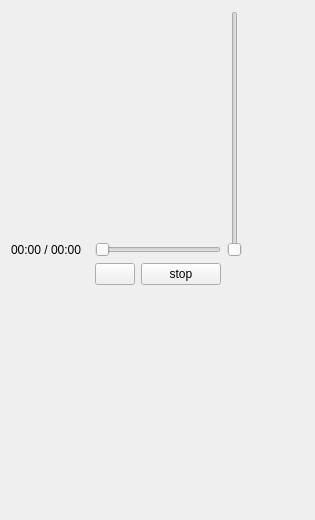
The window that form/audiosourcepanel.ui (Achestnuts/3D_audio) describes before a commit, drawn with Qt 5.
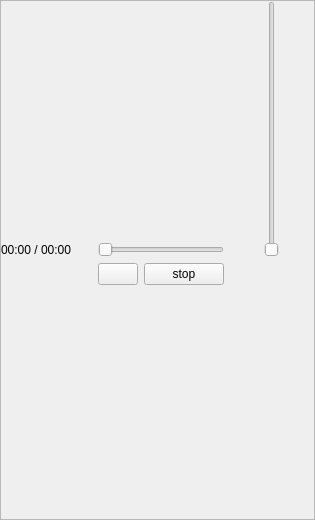
The same window after the commit. Icons and pictures are not drawn.

What changed in the file:
```diff
--- a/form/audiosourcepanel.ui
+++ b/form/audiosourcepanel.ui
@@ -14,8 +14,115 @@
    <string>Form</string>
   </property>
   <layout class="QGridLayout" name="gridLayout">
+   <property name="leftMargin">
+    <number>0</number>
+   </property>
+   <property name="topMargin">
+    <number>0</number>
+   </property>
+   <property name="rightMargin">
+    <number>0</number>
+   </property>
+   <property name="bottomMargin">
+    <number>0</number>
+   </property>
+   <property name="spacing">
+    <number>0</number>
+   </property>
+   <item row="2" column="6">
+    <widget class="QScrollArea" name="scrollArea">
+     <property name="widgetResizable">
+      <bool>true</bool>
+     </property>
+     <widget class="QWidget" name="scrollAreaWidgetContents">
+      <property name="geometry">
+       <rect>
+        <x>0</x>
+        <y>0</y>
+        <width>313</width>
+        <height>518</height>
+       </rect>
+      </property>
+      <layout class="QGridLayout" name="gridLayout_2">
+       <property name="leftMargin">
+        <number>0</number>
+       </property>
+       <property name="topMargin">
+        <number>0</number>
+       </property>
+       <property name="rightMargin">
+        <number>0</number>
+       </property>
+       <property name="bottomMargin">
+        <number>0</number>
+       </property>
+       <item row="0" column="1">
+        <spacer name="verticalSpacer_2">
+         <property name="orientation">
+          <enum>Qt::Orientation::Vertical</enum>
+         </property>
+         <property name="sizeHint" stdset="0">
+          <size>
+           <width>20</width>
+           <height>205</height>
+          </size>
+         </property>
+        </spacer>
+       </item>
+       <item row="0" column="3" rowspan="2">
+        <widget class="QSlider" name="volumeSlider">
+         <property name="sizePolicy">
+          <sizepolicy hsizetype="Preferred" vsizetype="Expanding">
+           <horstretch>0</horstretch>
+           <verstretch>0</verstretch>
+          </sizepolicy>
+         </property>
+         <property name="orientation">
+          <enum>Qt::Orientation::Vertical</enum>
+         </property>
+        </widget>
+       </item>
+       <item row="1" column="0">
+        <widget class="QLabel" name="labelProgress">
+         <property name="text">
+          <string>00:00 / 00:00</string>
+         </property>
+        </widget>
+       </item>
+       <item row="1" column="1" colspan="2">
+        <widget class="QSlider" name="progressSlider">
+         <property name="sizePolicy">
+          <sizepolicy hsizetype="Expanding" vsizetype="Preferred">
+           <horstretch>0</horstretch>
+           <verstretch>0</verstretch>
+          </sizepolicy>
+         </property>
+         <property name="orientation">
+          <enum>Qt::Orientation::Horizontal</enum>
+         </property>
+        </widget>
+       </item>
+       <item row="2" column="0">
+        <spacer name="horizontalSpacer">
+         <property name="orientation">
+          <enum>Qt::Orientation::Horizontal</enum>
+         </property>
+         <property name="sizeHint" stdset="0">
+          <size>
+           <width>91</width>
+           <height>20</height>
+          </size>
+         </property>
+        </spacer>
+       </item>
    <item row="2" column="1">
     <widget class="QPushButton" name="playPauseButton">
+         <property name="sizePolicy">
+          <sizepolicy hsizetype="Preferred" vsizetype="Preferred">
+           <horstretch>0</horstretch>
+           <verstretch>0</verstretch>
+          </sizepolicy>
+         </property>
      <property name="text">
       <string/>
      </property>
@@ -33,6 +140,12 @@
    </item>
    <item row="2" column="2">
     <widget class="QPushButton" name="stopButton">
+         <property name="sizePolicy">
+          <sizepolicy hsizetype="Preferred" vsizetype="Ignored">
+           <horstretch>0</horstretch>
+           <verstretch>0</verstretch>
+          </sizepolicy>
+         </property>
      <property name="text">
       <string>stop</string>
      </property>
@@ -45,7 +158,7 @@
      </property>
      <property name="sizeHint" stdset="0">
       <size>
-       <width>40</width>
+           <width>39</width>
        <height>20</height>
       </size>
      </property>
@@ -59,56 +172,13 @@
      <property name="sizeHint" stdset="0">
       <size>
        <width>20</width>
-       <height>40</height>
+           <height>205</height>
       </size>
      </property>
     </spacer>
    </item>
-   <item row="1" column="1" colspan="2">
-    <widget class="QSlider" name="progressSlider">
-     <property name="orientation">
-      <enum>Qt::Orientation::Horizontal</enum>
-     </property>
-    </widget>
-   </item>
-   <item row="2" column="0">
-    <spacer name="horizontalSpacer">
-     <property name="orientation">
-      <enum>Qt::Orientation::Horizontal</enum>
-     </property>
-     <property name="sizeHint" stdset="0">
-      <size>
-       <width>40</width>
-       <height>20</height>
-      </size>
-     </property>
-    </spacer>
-   </item>
-   <item row="0" column="1">
-    <spacer name="verticalSpacer_2">
-     <property name="orientation">
-      <enum>Qt::Orientation::Vertical</enum>
-     </property>
-     <property name="sizeHint" stdset="0">
-      <size>
-       <width>20</width>
-       <height>40</height>
-      </size>
-     </property>
-    </spacer>
-   </item>
-   <item row="0" column="3" rowspan="2">
-    <widget class="QSlider" name="volumeSlider">
-     <property name="orientation">
-      <enum>Qt::Orientation::Vertical</enum>
-     </property>
-    </widget>
-   </item>
-   <item row="1" column="0">
-    <widget class="QLabel" name="labelProgress">
-     <property name="text">
-      <string>00:00 / 00:00</string>
-     </property>
+      </layout>
+     </widget>
     </widget>
    </item>
   </layout>
```
Left out of the diff: 4 changed lines with no effect on the pictures. Lines whose indentation alone changed are shown as unchanged.
